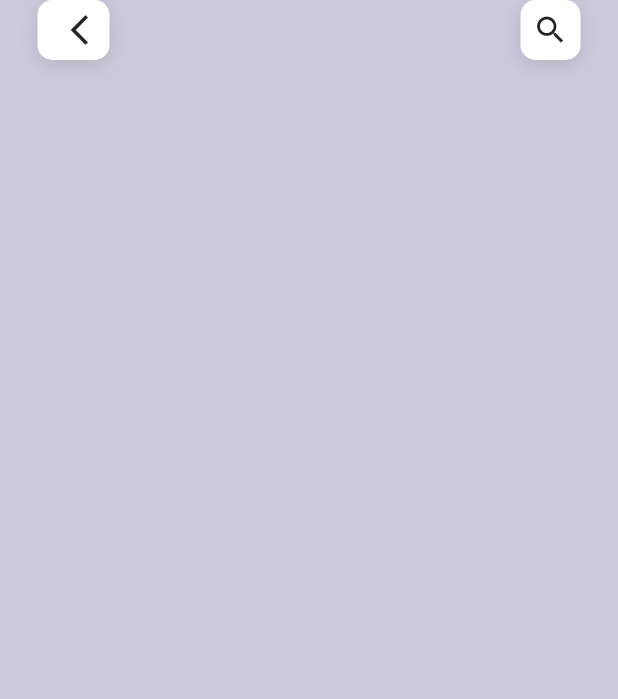
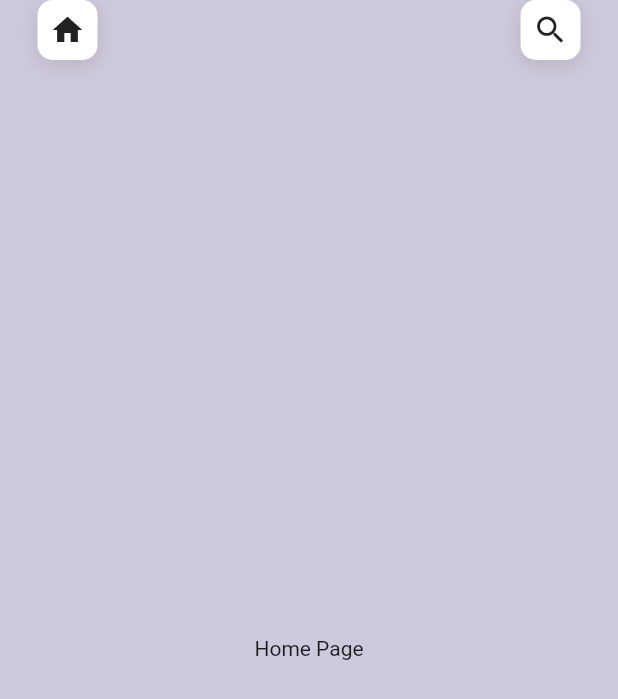
Before and after one commit to hollyufo/menyou, a Flutter app: the screen it shows after launch, on a phone screen of 412 x 824 dp. Shown: the top 699 px of the screen. Run offline on Flutter 3.47's test engine with Material 2 defaults, Android fonts, the phone set to English and light mode, and no system bars.

Commit message:
done with the nav bar

```diff
--- a/lib/Widgets/CNavbar.dart
+++ b/lib/Widgets/CNavbar.dart
@@ -1,6 +1,4 @@
 import 'package:flutter/material.dart';
-import 'package:flutter/src/widgets/framework.dart';
-import 'package:flutter/src/widgets/placeholder.dart';
 
 class CNavbar extends StatelessWidget {
     final IconData leftIcon;
@@ -27,7 +25,7 @@ class CNavbar extends StatelessWidget {
           GestureDetector(
             onTap: leftCallback != null ? () => leftCallback! () : null,
             child: Container(
-            padding: const EdgeInsets.fromLTRB(16, 8, 8, 8),
+            padding: const EdgeInsets.fromLTRB(8, 8, 8, 8),
             decoration: BoxDecoration(
               color: Colors.white,
               borderRadius: BorderRadius.circular(10),
--- a/lib/screens/home/home.dart
+++ b/lib/screens/home/home.dart
@@ -14,11 +14,13 @@ class _HomePageState extends State<HomePage> {
   Widget build(BuildContext context) {
     return const Scaffold(
       backgroundColor: kBackgroundColor,
-      body: Column(
-        crossAxisAlignment: CrossAxisAlignment.start,
-        children: [
-          CNavbar(Icons.arrow_back_ios_new_outlined, Icons.search_outlined)
-        ],
+      // getting the navbar from the widgets folder as a top navigation bar
+      appBar: PreferredSize(
+        preferredSize: Size.fromHeight(60),
+        child: CNavbar(Icons.home, Icons.search),
+      ),
+      body: Center(
+        child: Text('Home Page'),
       ),
     );
   }
```
Also changed, not shown: 26 other files.
